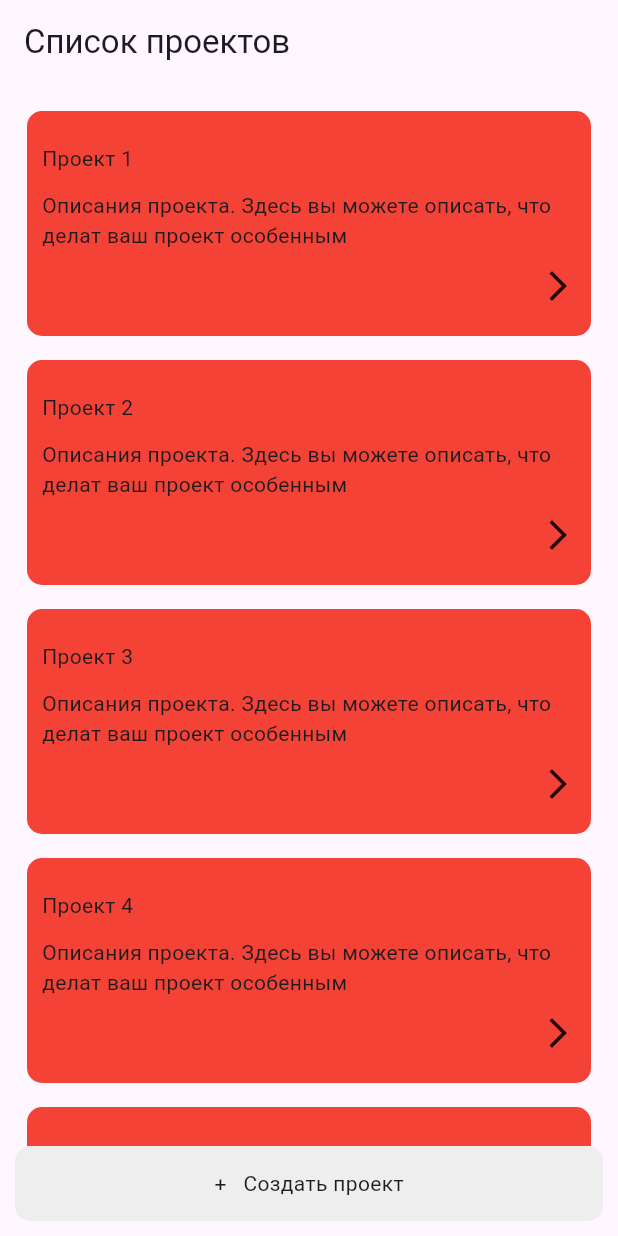
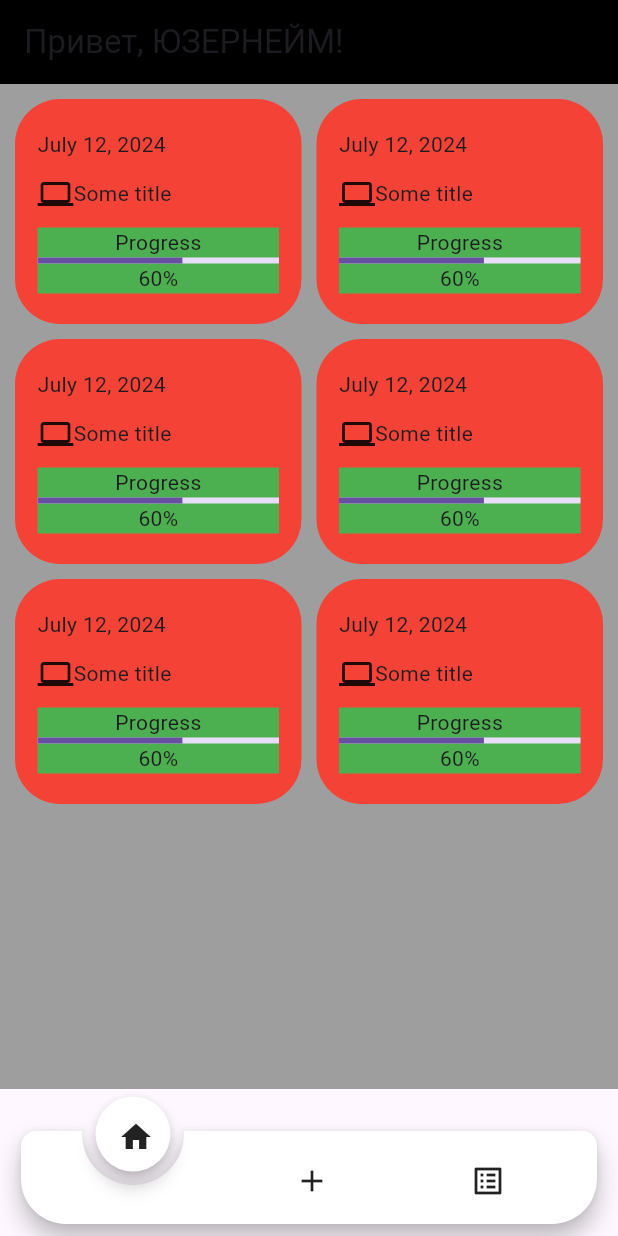
Before and after one commit to whStalker/tg_mini_app, a Flutter app: the screen it shows after launch, on a phone screen of 412 x 824 dp. Run offline on Flutter 3.47's test engine with Material 3 defaults, Android fonts, the phone set to English and light mode, and no system bars; drawn by our look-alikes of animated_notch_bottom_bar; missing offline and left inert: telegram_web_app.

Commit message:
- add home/create_project/tasks_list pages/nav_bar

```diff
--- a/lib/main.dart
+++ b/lib/main.dart
@@ -1,7 +1,11 @@
 import 'package:flutter/material.dart';
-import 'package:tg_mini_app/presentation/main_page.dart';
+import 'package:telegram_web_app/telegram_web_app.dart';
+import 'package:tg_mini_app/main_page.dart';
 
-void main(){
+void main()async{
+
+  await TelegramWebApp.instance.ready();
+
   runApp(const MyApp());
 }
 
--- /dev/null
+++ b/lib/main_page.dart
@@ -0,0 +1,69 @@
+import 'package:animated_notch_bottom_bar/animated_notch_bottom_bar/animated_notch_bottom_bar.dart';
+import 'package:flutter/material.dart';
+import 'package:tg_mini_app/presentation/create_project_page.dart';
+import 'package:tg_mini_app/presentation/home_page.dart';
+import 'package:tg_mini_app/presentation/tasks_page.dart';
+
+class MainPage extends StatefulWidget {
+  const MainPage({super.key});
+
+  @override
+  State<MainPage> createState() => _MainPageState();
+}
+
+final NotchBottomBarController _barController = NotchBottomBarController();
+
+int _selectIndex=0;
+
+List _pages = const [
+  HomePage(),
+  CreateProjectPage(),
+  TasksPage(),
+];
+
+class _MainPageState extends State<MainPage> {
+  @override
+  Widget build(BuildContext context) {
+    return Scaffold(
+      body: _pages[_selectIndex],
+      bottomNavigationBar: AnimatedNotchBottomBar(
+        notchBottomBarController: _barController,
+        onTap: (value) {
+          setState(() {
+            _selectIndex=value;
+          });
+        },
+        kIconSize: 20,
+        kBottomRadius: 30,
+        shadowElevation: 8,
+
+        // notchColor: Colors.red,                  // Circle color
+
+        // notchGradient: const LinearGradient(     // Circule gradient
+        //   begin: Alignment.topRight,
+        //   end: Alignment.bottomLeft,
+        //   colors: [
+        //     Colors.red,
+        //     Colors.green,
+        //   ],
+        // ),
+
+        bottomBarWidth: MediaQuery.sizeOf(context).width,
+        bottomBarItems: const [
+          BottomBarItem(
+            inActiveItem: Icon(Icons.home_filled),
+            activeItem: Icon(Icons.home),
+          ),
+          BottomBarItem(
+            inActiveItem: Icon(Icons.add),
+            activeItem: Icon(Icons.add_circle_outline),
+          ),
+          BottomBarItem(
+            inActiveItem: Icon(Icons.list_alt),
+            activeItem: Icon(Icons.list),
+          ),
+        ],
+      ),
+    );
+  }
+}
--- /dev/null
+++ b/lib/presentation/create_project_page.dart
@@ -0,0 +1,16 @@
+import 'package:flutter/material.dart';
+
+class CreateProjectPage extends StatelessWidget {
+  const CreateProjectPage({super.key});
+
+  @override
+  Widget build(BuildContext context) {
+    return Scaffold(
+      body: Column(
+        children: [
+          Text('Create new project screen'),
+        ],
+      ),
+    );
+  }
+}
--- /dev/null
+++ b/lib/presentation/home_page.dart
@@ -0,0 +1,122 @@
+import 'package:flutter/material.dart';
+import 'package:intl/intl.dart';
+
+import 'package:telegram_web_app/telegram_web_app.dart';
+
+class HomePage extends StatefulWidget {
+  const HomePage({super.key});
+
+  @override
+  State<HomePage> createState() => _HomePageState();
+}
+
+class _HomePageState extends State<HomePage> {
+  // final tgUser = TelegramWebApp.instance.initDataUnsafe?.user;
+
+  @override
+  Widget build(BuildContext context) {
+    return Scaffold(
+      backgroundColor: Colors.grey,
+      appBar: AppBar(
+        title: Text('Привет, ЮЗЕРНЕЙМ!'),
+        backgroundColor: Colors.black,
+        // Text('Список проектов ${tgUser?.first_name}'),
+      ),
+      body: Padding(
+        padding: const EdgeInsets.all(0),
+        child: Column(
+          children: [
+            Expanded(
+              child: GridView.builder(
+                padding: const EdgeInsets.all(10), //Arround Grid
+                gridDelegate: const SliverGridDelegateWithFixedCrossAxisCount(
+                  crossAxisCount: 2,
+                  mainAxisSpacing: 10,
+                  crossAxisSpacing: 10,
+                  mainAxisExtent: 150,
+                ),
+
+                itemCount: 6,
+                itemBuilder: (context, index) {
+                  return Container(
+                    padding: const EdgeInsets.all(15),
+                    decoration: BoxDecoration(
+                        color: Colors.red,
+                        borderRadius: BorderRadius.circular(30)),
+                    child: Column(
+                      mainAxisAlignment: MainAxisAlignment.spaceAround,
+                      children: [
+                        // Date time
+                        Row(
+                          children: [
+                            Text(DateFormat('MMMM dd, yyyy')
+                                .format(DateTime.now())),
+                          ],
+                        ),
+
+                        // Project title & icon
+                        Row(
+                          children: [
+                            Icon(Icons.computer),
+                            Text('Some title'),
+                          ],
+                        ),
+
+                        // Progress indigator
+                        Container(
+                          color: Colors.green,
+                          child: Column(
+                            children: [
+                              Text('Progress'),
+                              LinearProgressIndicator(
+                                value: 0.6
+                              ),
+                              Text('60%'),
+                            ],
+                          ),
+                        ),
+                      ],
+                    ),
+                    // Text(
+                    //     'Some test text.Some test text.Some test text.Some test text.Some test text.'),
+                  );
+                },
+              ),
+              // ListView.builder(
+              //   itemCount: 1,
+              //   itemBuilder: (context, index) {
+              //     return Padding(
+              //       padding: const EdgeInsets.all(8.0),
+              //       child: Container(
+              //         height: 150,
+              //         width: double.infinity,
+              //         decoration: BoxDecoration(
+              //           color: Colors.grey[300],
+              //           borderRadius: BorderRadius.circular(10),
+              //         ),
+              //         child: Padding(
+              //           padding: const EdgeInsets.all(10),
+              //           child: Column(
+              //             mainAxisAlignment: MainAxisAlignment.spaceEvenly,
+              //             crossAxisAlignment: CrossAxisAlignment.start,
+              //             children: [
+              //               Text('Проект ${index + 1}'),
+              //               const Text('Описания'),
+              //               const Align(
+              //                 alignment: Alignment.centerRight,
+              //                 child: Icon(Icons.arrow_forward_ios),
+              //               ),
+              //             ],
+              //           ),
+              //         ),
+              //       ),
+              //     );
+              //   },
+              // ),
+            ),
+          ],
+        ),
+      ),
+    );
+  }
+}
--- a/lib/presentation/main_page.dart
+++ /dev/null
@@ -1,76 +0,0 @@
-import 'package:flutter/material.dart';
-
-class MainPage extends StatefulWidget {
-  const MainPage({super.key});
-
-  @override
-  State<MainPage> createState() => _MainPageState();
-}
-
-class _MainPageState extends State<MainPage> {
-  @override
-  Widget build(BuildContext context) {
-    return Scaffold(
-      appBar: AppBar(
-        title: const Text('Список проектов'),
-      ),
-      body: Padding(
-        padding: const EdgeInsets.all(10),
-        child: Column(
-          children: [
-            Expanded(
-              child: ListView.builder(
-                itemCount: 5,
-                itemBuilder: (context, index) {
-                  return Padding(
-                    padding: const EdgeInsets.all(8.0),
-                    child: Container(
-                      height: 150,
-                      width: double.infinity,
-                      decoration: BoxDecoration(
-                        color: Colors.red,
-                        borderRadius: BorderRadius.circular(10),
-                      ),
-                      child: Padding(
-                        padding: const EdgeInsets.all(10),
-                        child: Column(
-                          mainAxisAlignment: MainAxisAlignment.spaceEvenly,
-                          crossAxisAlignment: CrossAxisAlignment.start,
-                          children: [
-                            Text('Проект ${index + 1}'),
-                            const Text(
-                                'Описания проекта. Здесь вы можете описать, что делат ваш проект особенным'),
-                            const Align(
-                              alignment: Alignment.centerRight,
-                              child: Icon(Icons.arrow_forward_ios),
-                            ),
-                          ],
-                        ),
-                      ),
-                    ),
-                  );
-                },
-              ),
-            ),
-
-            // Add new project button
-            InkWell(
-              onTap: () {},
-              child: Container(
-                height: 50,
-                width: MediaQuery.sizeOf(context).width,
-                decoration: BoxDecoration(
-                  color: Colors.grey[200],
-                  borderRadius: BorderRadius.circular(10),
-                ),
-                child: const Center(
-                  child: Text('+   Создать проект'),
-                ),
-              ),
-            ),
-          ],
-        ),
-      ),
-    );
-  }
-}
--- /dev/null
+++ b/lib/presentation/tasks_page.dart
@@ -0,0 +1,16 @@
+import 'package:flutter/material.dart';
+
+class TasksPage extends StatelessWidget {
+  const TasksPage({super.key});
+
+  @override
+  Widget build(BuildContext context) {
+    return Scaffold(
+      body: Column(
+        children: [
+          Text('Show user tasks'),
+        ],
+      ),
+    );
+  }
+}
--- a/pubspec.yaml
+++ b/pubspec.yaml
@@ -35,6 +35,10 @@ dependencies:
   # The following adds the Cupertino Icons font to your application.
   # Use with the CupertinoIcons class for iOS style icons.
   cupertino_icons: ^1.0.8
+
+  telegram_web_app: ^0.1.4
+  intl: ^0.19.0
+  animated_notch_bottom_bar: ^1.0.3
 
 dev_dependencies:
   flutter_test:
```
Also changed, not shown: pubspec.lock, 2 other files.
